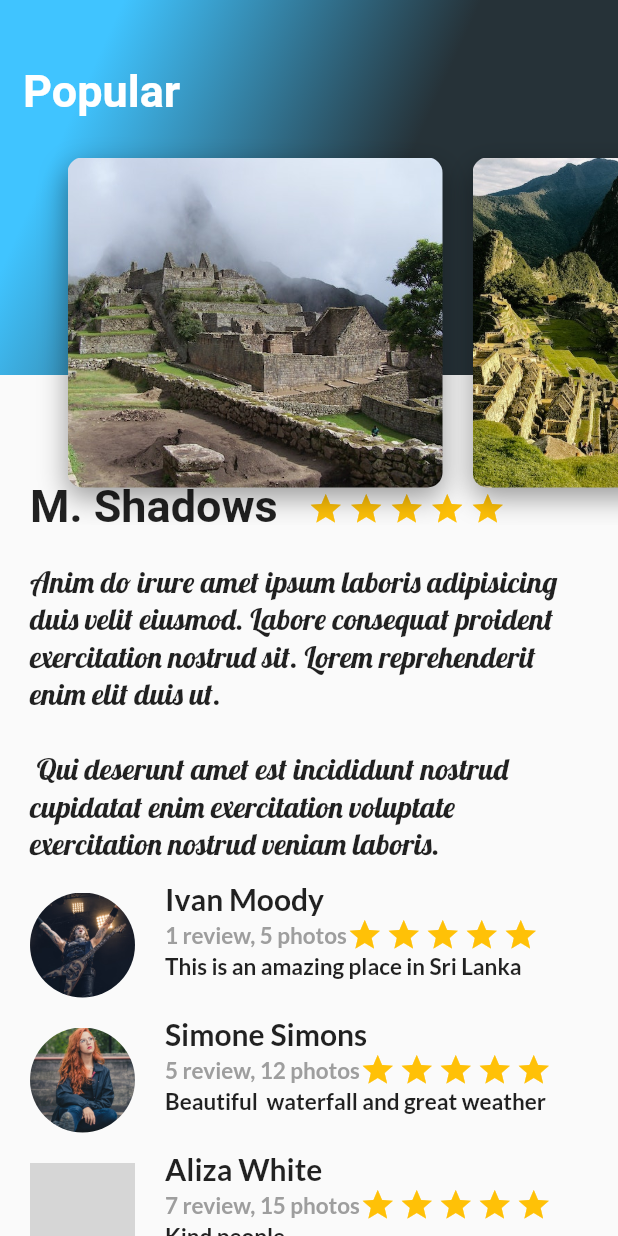
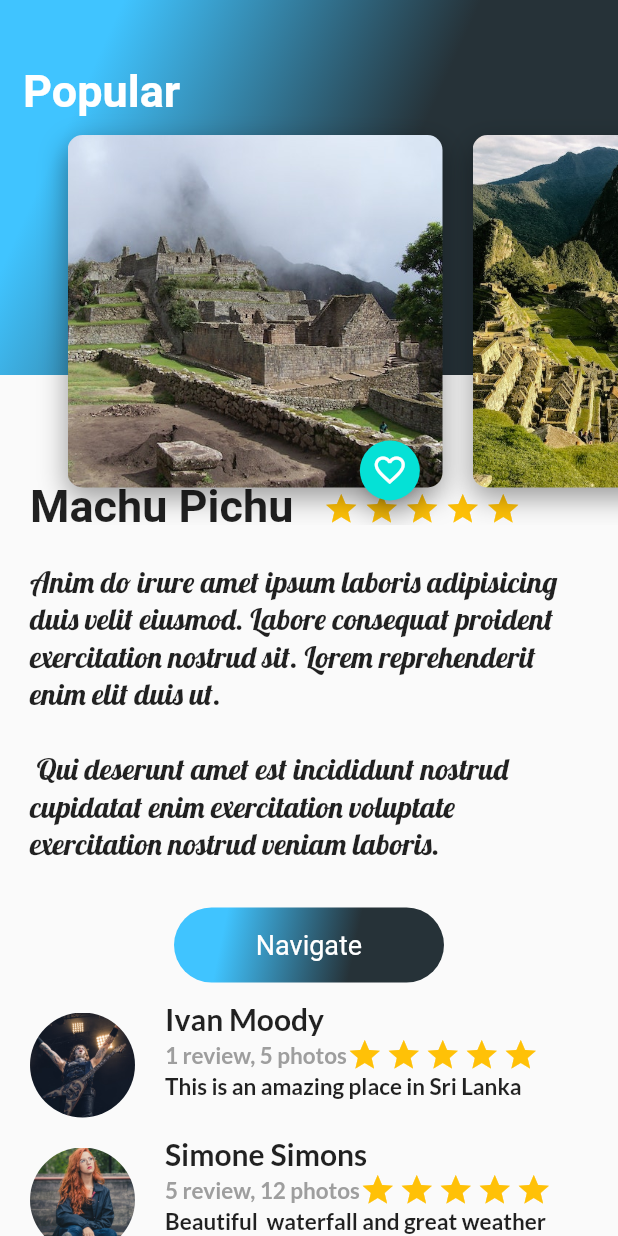
Before and after one commit to Bersaaker/viajesAstrales, a Flutter app: the screen it shows after launch, on a phone screen of 412 x 824 dp. Run offline on Flutter 3.47's test engine with Material 2 defaults, Android fonts, the phone set to English and light mode, and no system bars; our stand-ins replace google_fonts; Roboto replaces fonts that are missing (Lancelot); grey boxes are pictures that could not be loaded.

Commit message:
likeButton

```diff
--- a/lib/main.dart
+++ b/lib/main.dart
@@ -9,7 +9,7 @@ void main() {
 }
 
 class MainApp extends StatelessWidget {
-  final namePlace = "M. Shadows";
+  final namePlace = "Machu Pichu";
   final descriptionText =
       'Anim do irure amet ipsum laboris adipisicing duis velit eiusmod. Labore consequat proident exercitation nostrud sit. Lorem reprehenderit enim elit duis ut. \n\n Qui deserunt amet est incididunt nostrud cupidatat enim exercitation voluptate exercitation nostrud veniam laboris.';
 
--- /dev/null
+++ b/lib/screens/button_navigate.dart
@@ -0,0 +1,51 @@
+import 'package:flutter/material.dart';
+import 'package:google_fonts/google_fonts.dart';
+
+class ButtonNavigate extends StatelessWidget {
+  final String buttonText;
+  const ButtonNavigate({super.key, required this.buttonText});
+
+  @override
+  Widget build(BuildContext context) {
+    return InkWell(
+      onTap: () {
+        ScaffoldMessenger.of(context).showSnackBar(const SnackBar(
+          content: Text('Estas Navegando'),
+          duration: Duration(seconds: 1),
+          backgroundColor: Colors.brown,
+        ));
+      },
+      child: Container(
+        margin: const EdgeInsets.only(
+          top: 30,
+          left: 20,
+          right: 20,
+        ),
+        height: 50,
+        width: 180,
+        decoration: BoxDecoration(
+          borderRadius: BorderRadius.circular(30),
+          gradient: LinearGradient(
+            colors: [
+              Colors.lightBlueAccent.shade200,
+              Colors.blueGrey.shade900,
+            ],
+            begin: const FractionalOffset(0.2, 0.0),
+            end: const FractionalOffset(1.0, 0.6),
+            stops: const [0.0, 0.6],
+            tileMode: TileMode.clamp,
+          ),
+        ),
+        child: Center(
+          child: Text(
+            buttonText,
+            style: GoogleFonts.lancelot(
+              fontSize: 18,
+              color: Colors.white,
+            ),
+          ),
+        ),
+      ),
+    );
+  }
+}
--- a/lib/screens/card_image.dart
+++ b/lib/screens/card_image.dart
@@ -2,6 +2,7 @@ import 'package:flutter/material.dart';
 import 'package:flutter/src/widgets/placeholder.dart';
 import 'package:flutter/src/widgets/framework.dart';
 import 'package:flutter_test/flutter_test.dart';
+import 'package:super_viajes_astrales/screens/small_button.dart';
 
 class CardImage extends StatelessWidget {
   final String pathImage;
@@ -13,7 +14,7 @@ class CardImage extends StatelessWidget {
       height: 350,
       width: 250,
       margin: const EdgeInsets.only(
-        top: 80,
+        top: 65,
         left: 20,
       ),
       decoration: BoxDecoration(
@@ -31,6 +32,12 @@ class CardImage extends StatelessWidget {
           ]),
     );
 
-    return card;
+    return Stack(
+      alignment: const Alignment(0.9, 1.1),
+      children: [
+        card,
+        SmallButton(),
+      ],
+    );
   }
 }
--- a/lib/screens/description_place_screen.dart
+++ b/lib/screens/description_place_screen.dart
@@ -1,5 +1,6 @@
 import 'package:flutter/material.dart';
 import 'package:google_fonts/google_fonts.dart';
+import 'package:super_viajes_astrales/screens/button_navigate.dart';
 import 'package:super_viajes_astrales/screens/review.dart';
 
 //stlees
@@ -72,6 +73,7 @@ class DescriptionPlaceScreen extends StatelessWidget {
       children: [
         titleAndStars,
         description,
+        const ButtonNavigate(buttonText: 'Navigate'),
       ],
     );
   }
--- /dev/null
+++ b/lib/screens/small_button.dart
@@ -0,0 +1,34 @@
+import 'package:flutter/material.dart';
+
+class SmallButton extends StatefulWidget {
+  const SmallButton({super.key});
+
+  @override
+  State<SmallButton> createState() => _SmallButtonState();
+}
+
+class _SmallButtonState extends State<SmallButton> {
+  bool pressed = false;
+  void onPressedFav() {
+    setState(() {
+      if (!pressed) {
+        pressed = true;
+      } else {
+        pressed = false;
+      }
+    });
+  }
+
+  @override
+  Widget build(BuildContext context) {
+    return FloatingActionButton(
+      onPressed: onPressedFav,
+      backgroundColor: const Color.fromARGB(255, 5, 225, 214),
+      mini: true,
+      tooltip: 'Fav',
+      child: Icon(
+        pressed ? Icons.favorite : Icons.favorite_border,
+      ),
+    );
+  }
+}
```
